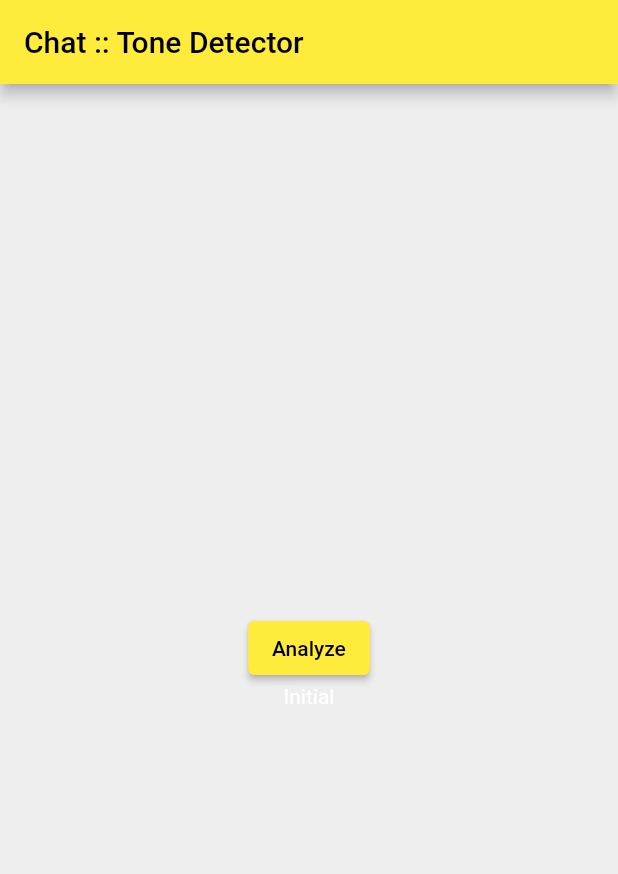
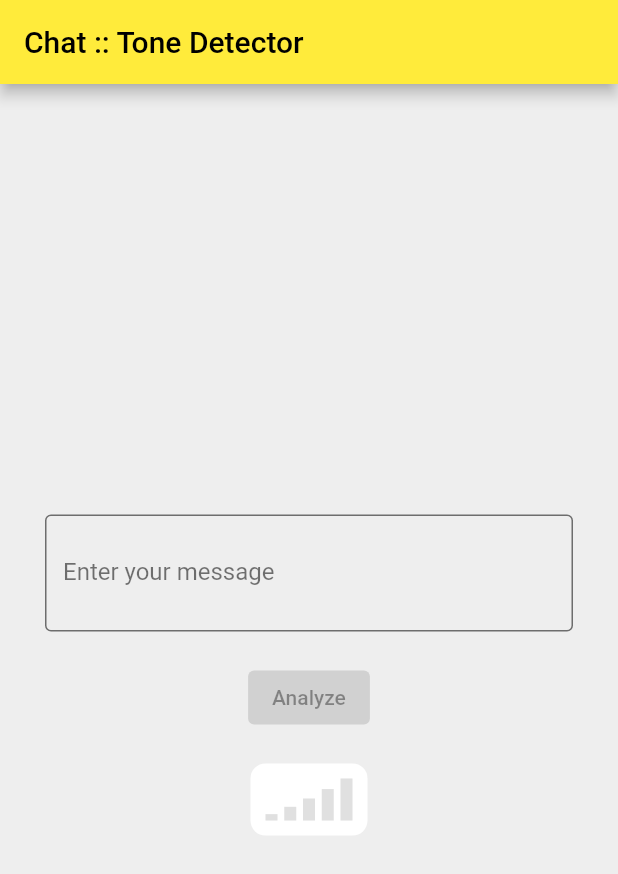
Before and after one commit to vborbely/tone_detector, a Flutter app: the screen it shows after launch, on a phone screen of 412 x 824 dp. Shown: the top 874 px of the screen. Run offline on Flutter 3.47's test engine with Material 2 defaults, Android fonts, the phone set to English and light mode, and no system bars.

Commit message:
Version update: 0.0.4

```diff
--- a/example/lib/main.dart
+++ b/example/lib/main.dart
@@ -25,15 +25,32 @@ class MyApp extends StatelessWidget {
           bodyMedium: TextStyle(color: Colors.white),
           bodySmall: TextStyle(color: Colors.white),
         ),
+        inputDecorationTheme: const InputDecorationTheme(
+          border:
+              OutlineInputBorder(borderSide: BorderSide(color: Colors.black54)),
+          enabledBorder:
+              OutlineInputBorder(borderSide: BorderSide(color: Colors.black54)),
+          focusedBorder: OutlineInputBorder(
+              borderSide: BorderSide(color: Colors.black54, width: 2)),
+          labelStyle: TextStyle(color: Colors.black54),
+        ),
       ),
-      home: MyHomePage(),
+      home: const MyHomePage(),
     );
   }
 }
 
-class MyHomePage extends StatelessWidget {
-  MyHomePage({Key? key}) : super(key: key);
-  final ToneDetectorController controller = ToneDetectorController();
+class MyHomePage extends StatefulWidget {
+  const MyHomePage({Key? key}) : super(key: key);
+
+  @override
+  State<MyHomePage> createState() => _MyHomePageState();
+}
+
+class _MyHomePageState extends State<MyHomePage> {
+  final ToneDetectorController _controller = ToneDetectorController();
+
+  final TextEditingController _textEditingController = TextEditingController();
 
   @override
   Widget build(BuildContext context) {
@@ -43,15 +60,33 @@ class MyHomePage extends StatelessWidget {
       ),
       body: Center(
         child: Column(
+          mainAxisAlignment: MainAxisAlignment.center,
+          crossAxisAlignment: CrossAxisAlignment.center,
           mainAxisSize: MainAxisSize.min,
           children: [
+            Container(
+              padding: const EdgeInsets.symmetric(vertical: 20, horizontal: 30),
+              child: TextField(
+                decoration: const InputDecoration(
+                  border: OutlineInputBorder(
+                      borderSide: BorderSide(color: Colors.black54)),
+                  labelText: 'Enter your message',
+                ),
+                onChanged: (value) => setState(() {}),
+                controller: _textEditingController,
+                maxLines: 2,
+              ),
+            ),
             ElevatedButton(
-              onPressed: () =>
-                  controller.analyze('I am angry', aggressiveness: 0.4),
+              onPressed: _textEditingController.text.length > 3
+                  ? () => _controller.analyze(_textEditingController.text)
+                  // ? () => _controller.analyze(_textEditingController.text, aggressiveness: 0.4)
+                  : null,
               child: const Text('Analyze'),
             ),
+            const SizedBox(height: 20),
             ToneDetectorWidget(
-              controller: controller,
+              controller: _controller,
             ),
           ],
         ),
--- a/lib/domain/controller/tone_detector_controller.dart
+++ b/lib/domain/controller/tone_detector_controller.dart
@@ -35,11 +35,9 @@ class ToneDetectorController {
 
   Future<void> analyze(String inputText, {double? aggressiveness}) async {
     final config = TD.config;
-    double? aggr = (aggressiveness == null && config.apiKey.isEmpty)
-        ? 0.5
-        : aggressiveness;
-    aggr = (aggr ?? 0.0) > 1.0 ? 1.0 : aggr;
-    aggr = (aggr ?? 0.0) < 0.0 ? 0.0 : aggr;
+    double? aggr = aggressiveness ?? (config.apiKey.isEmpty ? 0.5 : null);
+    aggr = aggr != null && aggr > 1.0 ? 1.0 : aggr;
+    aggr = aggr != null && aggr < 0.0 ? 0.0 : aggr;
 
     try {
       state = ToneDetectorState.loading;
--- a/lib/network/dto/tone_analysis_dto.dart
+++ b/lib/network/dto/tone_analysis_dto.dart
@@ -3,7 +3,7 @@ import '../../domain/entities/tone_analysis.dart';
 class ToneAnalysisDto {
   final String version;
   final String input;
-  final double aggressive;
+  final String aggressive;
 
   ToneAnalysisDto({
     required this.version,
@@ -25,7 +25,7 @@ extension TADto on ToneAnalysisDto {
     return ToneAnalysis(
       version: version,
       input: input,
-      aggressive: aggressive,
+      aggressive: double.tryParse(aggressive) ?? 0.0,
     );
   }
 }
--- a/lib/tone_detector.dart
+++ b/lib/tone_detector.dart
@@ -37,9 +37,9 @@ class _ToneDetectorWidgetState extends State<ToneDetectorWidget> {
           } else if (value == ToneDetectorState.loading) {
             return _loading();
           } else if (value == ToneDetectorState.error) {
-            return const Text("Error");
+            return const Text('Error happened.');
           } else {
-            return const Text("Initial");
+            return _mainContainer(child: const BarMeter(rate: 0));
           }
         });
   }
--- a/pubspec.yaml
+++ b/pubspec.yaml
@@ -1,6 +1,6 @@
 name: tone_detector
 description: Tone Detector is a flutter package that detects the tone of a given text.
-version: 0.0.3
+version: 0.0.4
 homepage: https://www.uira-tervezve.hu
 publish_to:
 
```
Also changed, not shown: example/pubspec.lock, 2 other files.
